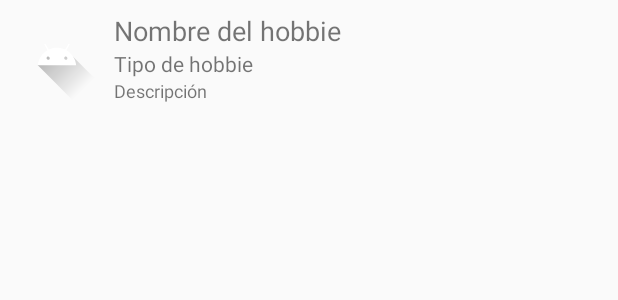
After one commit to chachexd/aplicacionandroid, an Android app built with Jetpack Compose: the layout hobbie_item_layout.xml on its own in the app's theme, with its tools: preview values and no code run, on a phone screen of 412 x 824 dp. The commit adds this screen. Shown: the top 300 px of the screen. Run offline under Robolectric (Android 15) with nearby library versions, the phone set to English and light mode, and no system bars.

Commit message:
por ahora bien 4

```diff
--- a/app/src/main/res/layout/activity_main.xml
+++ b/app/src/main/res/layout/activity_main.xml
@@ -4,16 +4,17 @@
     android:layout_height="match_parent"
     android:orientation="vertical">
 
+    <!-- Imagen centrada en la parte superior -->
     <ImageView
         android:id="@+id/ivHeader"
         android:layout_width="wrap_content"
         android:layout_height="wrap_content"
-        android:contentDescription="TODO"
         android:src="@drawable/ic_launcher_foreground"
 
         android:layout_gravity="center"
         android:layout_marginTop="16dp" />
 
+    <!-- TabLayout para las pestañas -->
     <com.google.android.material.tabs.TabLayout
         android:id="@+id/tabLayout"
         android:layout_width="match_parent"
--- /dev/null
+++ b/app/src/main/res/layout/hobbie_item_layout.xml
@@ -0,0 +1,44 @@
+<?xml version="1.0" encoding="utf-8"?>
+<LinearLayout xmlns:android="http://schemas.android.com/apk/res/android"
+    android:layout_width="match_parent"
+    android:layout_height="wrap_content"
+    android:orientation="horizontal"
+    android:padding="8dp">
+
+    <ImageView
+        android:id="@+id/imagenHobbie"
+        android:layout_width="60dp"
+        android:layout_height="60dp"
+        android:src="@drawable/ic_launcher_foreground"
+        android:layout_marginEnd="8dp" />
+
+    <LinearLayout
+        android:layout_width="0dp"
+        android:layout_height="wrap_content"
+        android:orientation="vertical"
+        android:layout_weight="1">
+
+        <TextView
+            android:id="@+id/textNombre"
+            android:layout_width="wrap_content"
+            android:layout_height="wrap_content"
+            android:text="Nombre del hobbie"
+            android:textSize="18sp" />
+
+        <TextView
+            android:id="@+id/textTipo"
+            android:layout_width="wrap_content"
+            android:layout_height="wrap_content"
+            android:text="Tipo de hobbie"
+            android:textSize="14sp" />
+
+        <TextView
+            android:id="@+id/textDescripcion"
+            android:layout_width="wrap_content"
+            android:layout_height="wrap_content"
+            android:text="Descripción"
+            android:textSize="12sp" />
+
+    </LinearLayout>
+
+</LinearLayout>
```
Also changed, not shown: app/src/main/java/com/example/myapplication/AddHobbyDialogFragment.java (+32 -3 lines), app/src/main/java/com/example/myapplication/ControladorRecyclerView.java (added, +80 -0 lines), app/src/main/java/com/example/myapplication/DB/DBConexion.java (+8 -12 lines), app/src/main/java/com/example/myapplication/Hobbie.java (renamed from app/src/main/java/com/example/myapplication/Hobby.java, +9 -8 lines), app/src/main/java/com/example/myapplication/HobbiesFragment.java (+58 -27 lines), app/src/main/java/com/example/myapplication/HobbyAdapter.java (deleted, +0 -38 lines), app/src/main/res/layout/fragment_hobbies.xml (+6 -3 lines), app/src/main/res/layout/item_hobby.xml (+9 -9 lines).
